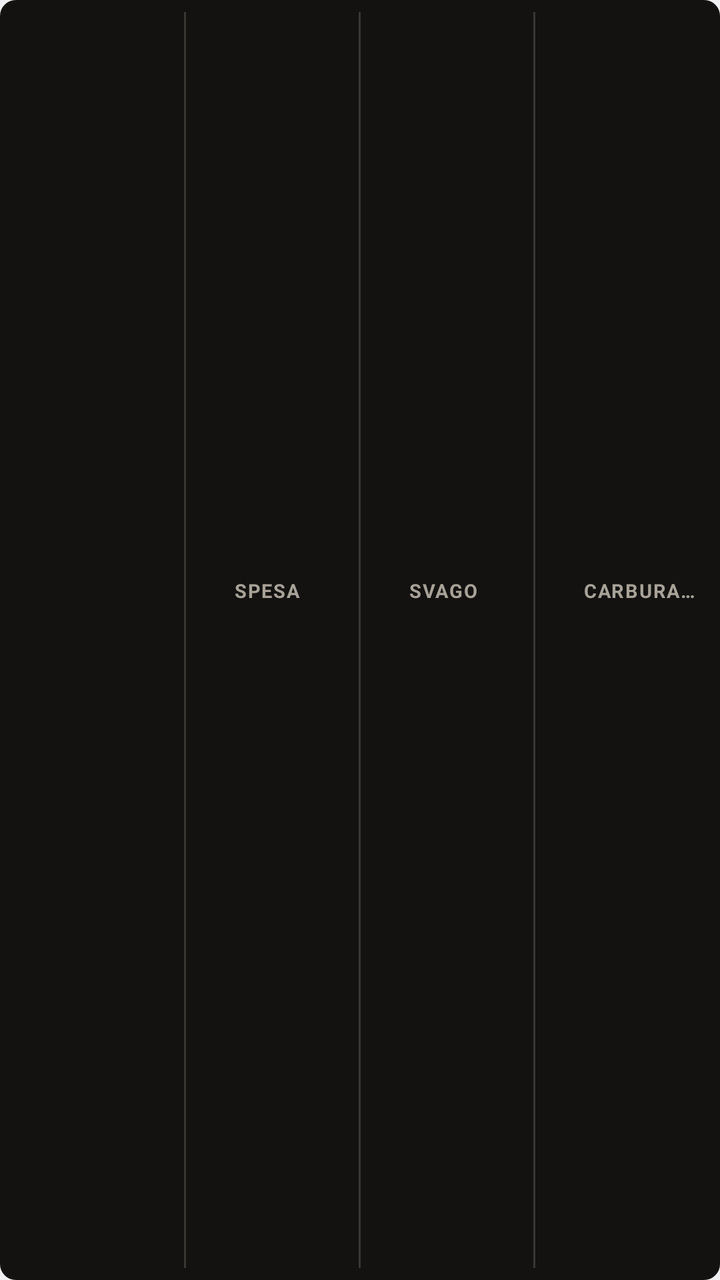
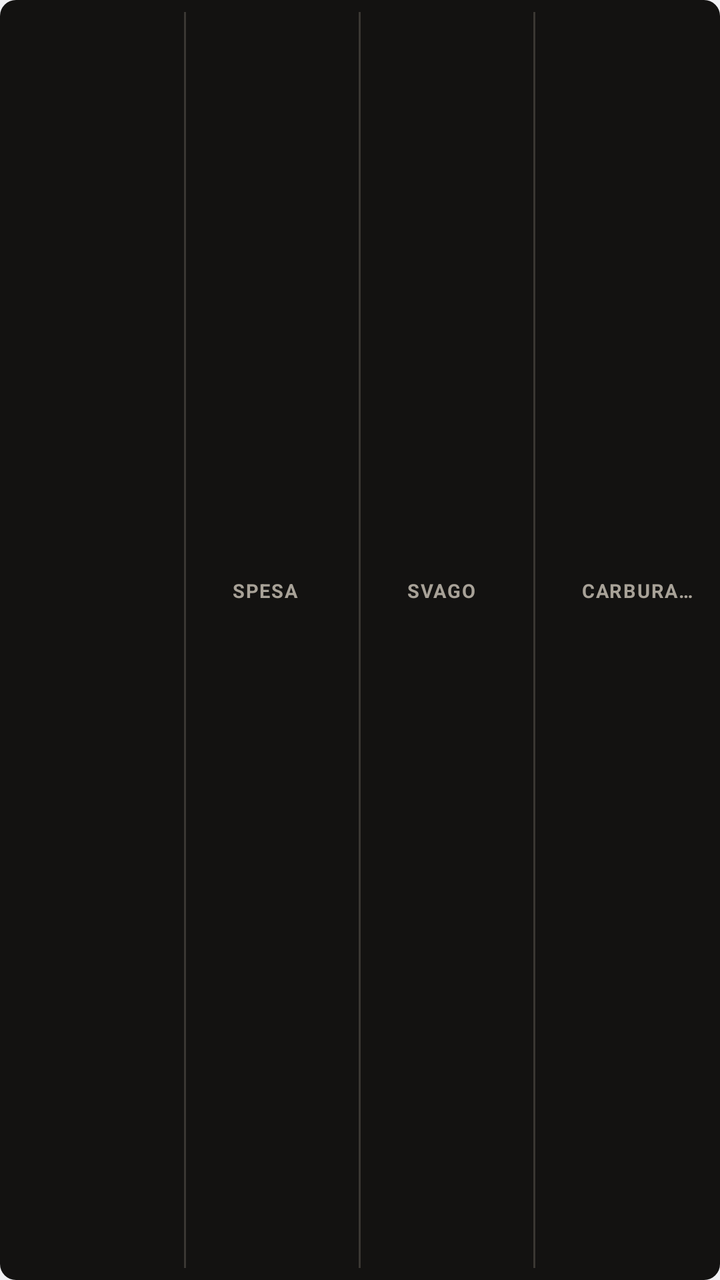

The first picture is an Android layout as it rendered before a commit; the second is the same layout after the commit. The layout source and the unified diff follow.
<!-- AndroidManifest.xml: application theme AppTheme -->
<!-- res/layout/widget_mybank.xml -->
<?xml version="1.0" encoding="utf-8"?>
<LinearLayout xmlns:android="http://schemas.android.com/apk/res/android"
    android:id="@+id/widget_root"
    android:layout_width="match_parent"
    android:layout_height="match_parent"
    android:orientation="horizontal"
    android:gravity="center_vertical"
    android:paddingLeft="6dp"
    android:paddingRight="6dp"
    android:background="@drawable/widget_bg">
    <LinearLayout
        android:id="@+id/widget_month_cell"
        android:layout_width="0dp"
        android:layout_height="match_parent"
        android:layout_weight="1"
        android:orientation="horizontal"
        android:gravity="center_vertical"
        android:paddingLeft="4dp"
        android:paddingRight="3dp">
        <ImageView
            android:id="@+id/widget_bar"
            android:layout_width="14.06dp"
            android:layout_height="match_parent"
            android:layout_marginTop="7dp"
            android:layout_marginBottom="7dp"
            android:layout_marginRight="6dp"
            android:scaleType="fitXY" />
        <LinearLayout
            android:layout_width="wrap_content"
            android:layout_height="wrap_content"
            android:orientation="vertical"
            android:gravity="center_vertical">
            <TextView
                android:id="@+id/widget_days"
                android:layout_width="wrap_content"
                android:layout_height="wrap_content"
                android:textColor="#F3F0EA"
                android:textSize="12sp"
                android:fontFamily="sans-serif"
                android:textStyle="bold"
                android:singleLine="true" />
            <TextView
                android:id="@+id/widget_updated"
                android:layout_width="wrap_content"
                android:layout_height="wrap_content"
                android:textColor="#A8A298"
                android:textSize="9sp"
                android:fontFamily="sans-serif"
                android:layout_marginTop="4dp"
                android:maxLines="2" />
        </LinearLayout>
    </LinearLayout>
    <LinearLayout
        android:layout_width="1dp"
        android:layout_height="match_parent"
        android:layout_marginTop="6dp"
        android:layout_marginBottom="6dp"
        android:background="#3A3733" />
    <LinearLayout
        android:id="@+id/widget_spesa_cell"
        android:layout_width="0dp"
        android:layout_height="match_parent"
        android:layout_weight="1"
        android:orientation="horizontal"
        android:gravity="center_vertical"
        android:paddingLeft="4dp"
        android:paddingRight="3dp">
        <ImageView
            android:id="@+id/widget_spesa_bar"
            android:layout_width="14.06dp"
            android:layout_height="match_parent"
            android:layout_marginTop="7dp"
            android:layout_marginBottom="7dp"
            android:layout_marginRight="6dp"
            android:scaleType="fitXY" />
        <LinearLayout
            android:layout_width="wrap_content"
            android:layout_height="wrap_content"
            android:orientation="vertical"
            android:gravity="center_vertical">
            <TextView
                android:id="@+id/widget_spesa_label"
                android:layout_width="wrap_content"
                android:layout_height="wrap_content"
                android:text="SPESA"
                android:textColor="#A8A298"
                android:textSize="9.5sp"
                android:fontFamily="sans-serif"
                android:textStyle="bold"
                android:letterSpacing="0.06"
                android:singleLine="true" />
            <TextView
                android:id="@+id/widget_spesa_left"
                android:layout_width="wrap_content"
                android:layout_height="wrap_content"
                android:textColor="#F3F0EA"
                android:textSize="15sp"
                android:fontFamily="sans-serif"
                android:textStyle="bold"
                android:singleLine="true" />
            <TextView
                android:id="@+id/widget_spesa_est"
                android:layout_width="wrap_content"
                android:layout_height="wrap_content"
                android:textColor="#A8A298"
                android:textSize="9.5sp"
                android:fontFamily="sans-serif"
                android:layout_marginTop="3dp"
                android:singleLine="true" />
            <TextView
                android:id="@+id/widget_spesa_real"
                android:layout_width="wrap_content"
                android:layout_height="wrap_content"
                android:textColor="#F3F0EA"
                android:textSize="9.5sp"
                android:fontFamily="sans-serif"
                android:singleLine="true" />
        </LinearLayout>
    </LinearLayout>
    <LinearLayout
        android:layout_width="1dp"
        android:layout_height="match_parent"
        android:layout_marginTop="6dp"
        android:layout_marginBottom="6dp"
        android:background="#3A3733" />
    <LinearLayout
        android:id="@+id/widget_svago_cell"
        android:layout_width="0dp"
        android:layout_height="match_parent"
        android:layout_weight="1"
        android:orientation="horizontal"
        android:gravity="center_vertical"
        android:paddingLeft="4dp"
        android:paddingRight="3dp">
        <ImageView
            android:id="@+id/widget_svago_bar"
            android:layout_width="14.06dp"
            android:layout_height="match_parent"
            android:layout_marginTop="7dp"
            android:layout_marginBottom="7dp"
            android:layout_marginRight="6dp"
            android:scaleType="fitXY" />
        <LinearLayout
            android:layout_width="wrap_content"
            android:layout_height="wrap_content"
            android:orientation="vertical"
            android:gravity="center_vertical">
            <TextView
                android:id="@+id/widget_svago_label"
                android:layout_width="wrap_content"
                android:layout_height="wrap_content"
                android:text="SVAGO"
                android:textColor="#A8A298"
                android:textSize="9.5sp"
                android:fontFamily="sans-serif"
                android:textStyle="bold"
                android:letterSpacing="0.06"
                android:singleLine="true" />
            <TextView
                android:id="@+id/widget_svago_left"
                android:layout_width="wrap_content"
                android:layout_height="wrap_content"
                android:textColor="#F3F0EA"
                android:textSize="15sp"
                android:fontFamily="sans-serif"
                android:textStyle="bold"
                android:singleLine="true" />
            <TextView
                android:id="@+id/widget_svago_est"
                android:layout_width="wrap_content"
                android:layout_height="wrap_content"
                android:textColor="#A8A298"
                android:textSize="9.5sp"
                android:fontFamily="sans-serif"
                android:layout_marginTop="3dp"
                android:singleLine="true" />
            <TextView
                android:id="@+id/widget_svago_real"
                android:layout_width="wrap_content"
                android:layout_height="wrap_content"
                android:textColor="#F3F0EA"
                android:textSize="9.5sp"
                android:fontFamily="sans-serif"
                android:singleLine="true" />
        </LinearLayout>
    </LinearLayout>
    <LinearLayout
        android:layout_width="1dp"
        android:layout_height="match_parent"
        android:layout_marginTop="6dp"
        android:layout_marginBottom="6dp"
        android:background="#3A3733" />
    <LinearLayout
        android:id="@+id/widget_carburante_cell"
        android:layout_width="0dp"
        android:layout_height="match_parent"
        android:layout_weight="1"
        android:orientation="horizontal"
        android:gravity="center_vertical"
        android:paddingLeft="4dp"
        android:paddingRight="3dp">
        <ImageView
            android:id="@+id/widget_carburante_bar"
            android:layout_width="14.06dp"
            android:layout_height="match_parent"
            android:layout_marginTop="7dp"
            android:layout_marginBottom="7dp"
            android:layout_marginRight="6dp"
            android:scaleType="fitXY" />
        <LinearLayout
            android:layout_width="wrap_content"
            android:layout_height="wrap_content"
            android:orientation="vertical"
            android:gravity="center_vertical">
            <TextView
                android:id="@+id/widget_carburante_label"
                android:layout_width="wrap_content"
                android:layout_height="wrap_content"
                android:text="CARBURANTE"
                android:textColor="#A8A298"
                android:textSize="9.5sp"
                android:fontFamily="sans-serif"
                android:textStyle="bold"
                android:letterSpacing="0.06"
                android:singleLine="true" />
            <TextView
                android:id="@+id/widget_carburante_left"
                android:layout_width="wrap_content"
                android:layout_height="wrap_content"
                android:textColor="#F3F0EA"
                android:textSize="15sp"
                android:fontFamily="sans-serif"
                android:textStyle="bold"
                android:singleLine="true" />
            <TextView
                android:id="@+id/widget_carburante_est"
                android:layout_width="wrap_content"
                android:layout_height="wrap_content"
                android:textColor="#A8A298"
                android:textSize="9.5sp"
                android:fontFamily="sans-serif"
                android:layout_marginTop="3dp"
                android:singleLine="true" />
            <TextView
                android:id="@+id/widget_carburante_real"
                android:layout_width="wrap_content"
                android:layout_height="wrap_content"
                android:textColor="#F3F0EA"
                android:textSize="9.5sp"
                android:fontFamily="sans-serif"
                android:singleLine="true" />
        </LinearLayout>
    </LinearLayout>
</LinearLayout>
<!-- resources referenced by this layout -->
<resources>
  <!-- drawable widget_bg (drawable) -->
  <?xml version="1.0" encoding="utf-8"?>
  <shape xmlns:android="http://schemas.android.com/apk/res/android" android:shape="rectangle">
      <solid android:color="#131211" />
      <corners android:radius="8dp" />
  </shape>
  <style name="AppTheme" parent="@android:style/Theme.DeviceDefault.DayNight">
          <item name="android:windowActionBar">false</item>
          <item name="android:windowNoTitle">true</item>
      </style>
</resources>

<!-- the commit's change to res/layout/widget_mybank.xml (unified diff, before → after) -->
@@ -16,14 +16,14 @@
         android:orientation="horizontal"
         android:gravity="center_vertical"
         android:paddingLeft="4dp"
-        android:paddingRight="3dp">
+        android:paddingRight="2dp">
         <ImageView
             android:id="@+id/widget_bar"
             android:layout_width="14.06dp"
             android:layout_height="match_parent"
             android:layout_marginTop="7dp"
             android:layout_marginBottom="7dp"
-            android:layout_marginRight="6dp"
+            android:layout_marginRight="5dp"
             android:scaleType="fitXY" />
         <LinearLayout
             android:layout_width="wrap_content"
@@ -35,18 +35,18 @@
                 android:layout_width="wrap_content"
                 android:layout_height="wrap_content"
                 android:textColor="#F3F0EA"
-                android:textSize="12sp"
-                android:fontFamily="sans-serif"
-                android:textStyle="bold"
-                android:singleLine="true" />
+                android:textSize="9.5sp"
+                android:fontFamily="sans-serif"
+                android:textStyle="bold"
+                android:maxLines="2" />
             <TextView
                 android:id="@+id/widget_updated"
                 android:layout_width="wrap_content"
                 android:layout_height="wrap_content"
                 android:textColor="#A8A298"
-                android:textSize="9sp"
-                android:fontFamily="sans-serif"
-                android:layout_marginTop="4dp"
+                android:textSize="9.5sp"
+                android:fontFamily="sans-serif"
+                android:layout_marginTop="5dp"
                 android:maxLines="2" />
         </LinearLayout>
     </LinearLayout>
@@ -64,14 +64,14 @@
         android:orientation="horizontal"
         android:gravity="center_vertical"
         android:paddingLeft="4dp"
-        android:paddingRight="3dp">
+        android:paddingRight="2dp">
         <ImageView
             android:id="@+id/widget_spesa_bar"
             android:layout_width="14.06dp"
             android:layout_height="match_parent"
             android:layout_marginTop="7dp"
             android:layout_marginBottom="7dp"
-            android:layout_marginRight="6dp"
+            android:layout_marginRight="5dp"
             android:scaleType="fitXY" />
         <LinearLayout
             android:layout_width="wrap_content"
@@ -131,14 +131,14 @@
         android:orientation="horizontal"
         android:gravity="center_vertical"
         android:paddingLeft="4dp"
-        android:paddingRight="3dp">
+        android:paddingRight="2dp">
         <ImageView
             android:id="@+id/widget_svago_bar"
             android:layout_width="14.06dp"
             android:layout_height="match_parent"
             android:layout_marginTop="7dp"
             android:layout_marginBottom="7dp"
-            android:layout_marginRight="6dp"
+            android:layout_marginRight="5dp"
             android:scaleType="fitXY" />
         <LinearLayout
             android:layout_width="wrap_content"
@@ -198,14 +198,14 @@
         android:orientation="horizontal"
         android:gravity="center_vertical"
         android:paddingLeft="4dp"
-        android:paddingRight="3dp">
+        android:paddingRight="2dp">
         <ImageView
             android:id="@+id/widget_carburante_bar"
             android:layout_width="14.06dp"
             android:layout_height="match_parent"
             android:layout_marginTop="7dp"
             android:layout_marginBottom="7dp"
-            android:layout_marginRight="6dp"
+            android:layout_marginRight="5dp"
             android:scaleType="fitXY" />
         <LinearLayout
             android:layout_width="wrap_content"
